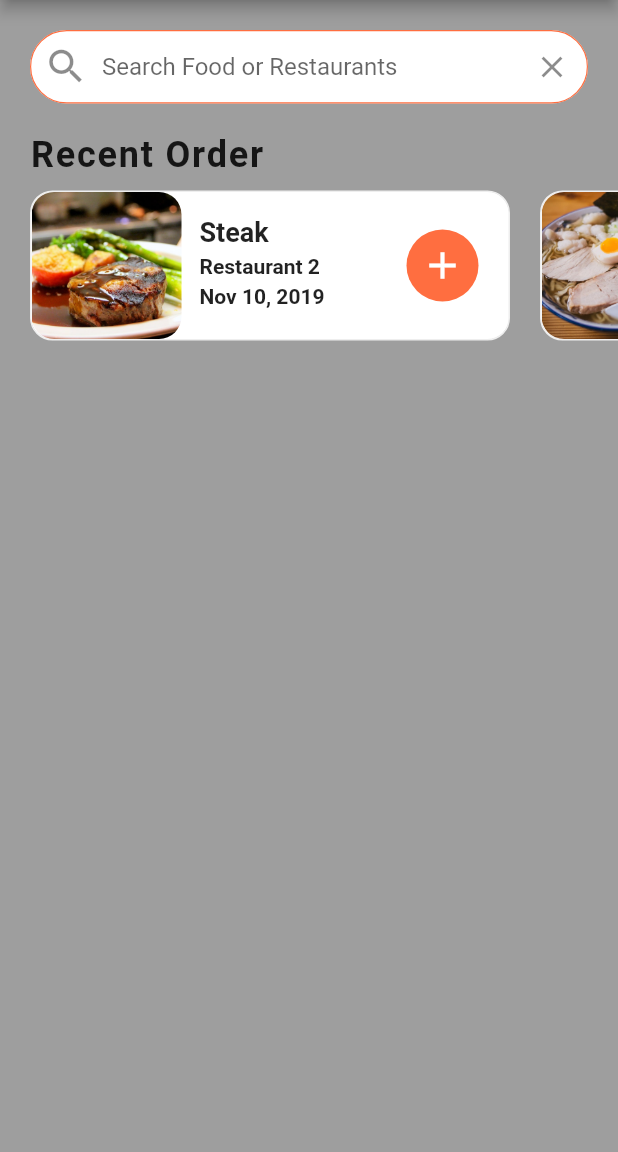
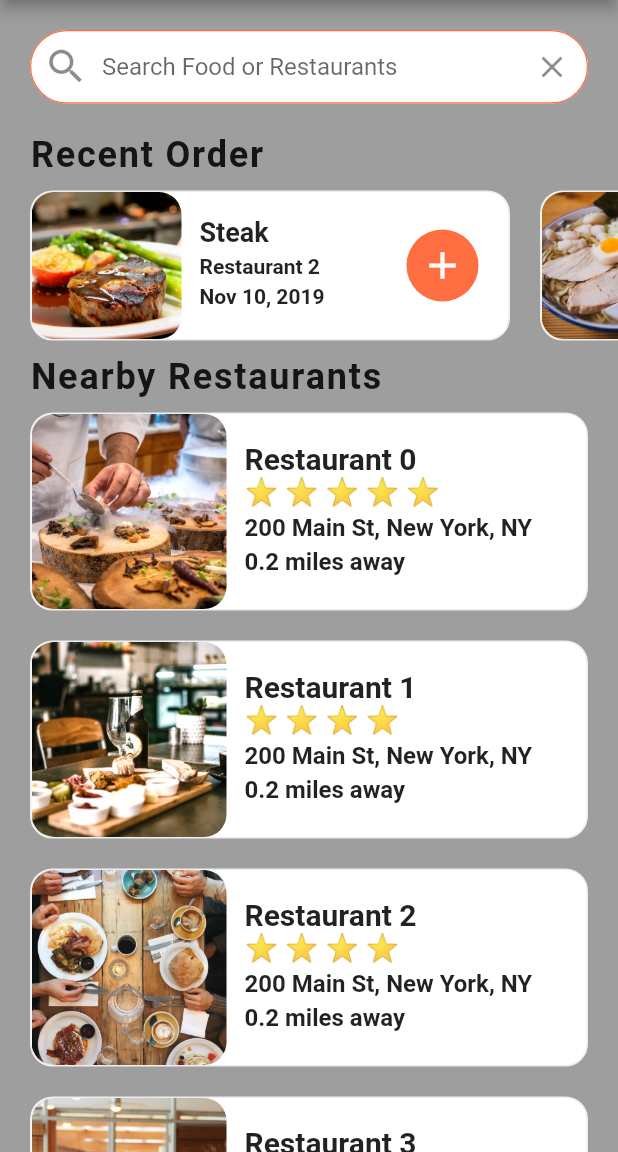
Before and after one commit to rhromets/ui_food_delivery, a Flutter app: the screen it shows after launch, on a phone screen of 412 x 824 dp, the part 84-1236 px from its top. Run offline on Flutter 3.47's test engine with Material 2 defaults, Android fonts, the phone set to English and light mode, and no system bars.

Commit message:
Add Nearby Restaurants section

```diff
--- a/lib/models/restaurant.dart
+++ b/lib/models/restaurant.dart
@@ -4,14 +4,14 @@ class Restaurant {
   final String? imageUrl;
   final String? name;
   final String? address;
-  final int? rating;
+  final int rating;
   final List<Food>? menu;
 
   Restaurant({
     this.imageUrl,
     this.name,
     this.address,
-    this.rating,
+    this.rating = 0,
     this.menu,
   });
 }
--- a/lib/screens/home_screen.dart
+++ b/lib/screens/home_screen.dart
@@ -1,6 +1,8 @@
 import 'package:flutter/material.dart';
-import 'package:food_ui/data/data.dart';
+import 'package:food_ui/data/data.dart' as data;
+import 'package:food_ui/models/restaurant.dart';
 import 'package:food_ui/widgets/recent_orders.dart';
+import 'package:food_ui/widgets/rating_stars.dart';
 
 class HomeScreen extends StatefulWidget {
   const HomeScreen({Key? key}) : super(key: key);
@@ -11,6 +13,76 @@ class HomeScreen extends StatefulWidget {
 
 class _HomeScreenState extends State<HomeScreen> {
   static const String _title = 'Food Delivery';
+
+  Widget buildRestaurants() {
+    List<Widget>? restaurantList = [];
+    for (Restaurant restaurant in data.restaurants) {
+      restaurantList.add(
+        Container(
+          margin: const EdgeInsets.symmetric(horizontal: 20.0, vertical: 10.0),
+          decoration: BoxDecoration(
+            color: Colors.white,
+            borderRadius: BorderRadius.circular(15.0),
+            border: Border.all(
+                width: 1.0, color: Theme.of(context).colorScheme.onSecondary),
+          ),
+          child: Row(
+            children: [
+              ClipRRect(
+                borderRadius: BorderRadius.circular(15.0),
+                child: Image(
+                  height: 130.0,
+                  width: 130.0,
+                  fit: BoxFit.cover,
+                  image: AssetImage(restaurant.imageUrl.toString()),
+                ),
+              ),
+              Container(
+                margin: const EdgeInsets.all(12.0),
+                child: Column(
+                  crossAxisAlignment: CrossAxisAlignment.start,
+                  mainAxisAlignment: MainAxisAlignment.center,
+                  children: [
+                    Text(
+                      restaurant.name.toString(),
+                      style: const TextStyle(
+                        fontSize: 20.0,
+                        fontWeight: FontWeight.bold,
+                      ),
+                      overflow: TextOverflow.ellipsis,
+                    ),
+                    RatingStars(restaurant.rating),
+                    const SizedBox(height: 4.0),
+                    Text(
+                      restaurant.address.toString(),
+                      style: const TextStyle(
+                        fontSize: 16.0,
+                        fontWeight: FontWeight.w600,
+                      ),
+                      overflow: TextOverflow.ellipsis,
+                    ),
+                    const SizedBox(height: 4.0),
+                    const Text(
+                      '0.2 miles away',
+                      style: TextStyle(
+                        fontSize: 16.0,
+                        fontWeight: FontWeight.w600,
+                      ),
+                      overflow: TextOverflow.ellipsis,
+                    ),
+                    const SizedBox(height: 4.0),
+                  ],
+                ),
+              ),
+            ],
+          ),
+        ),
+      );
+    }
+    return Column(
+      children: restaurantList,
+    );
+  }
 
   @override
   Widget build(BuildContext context) {
@@ -27,8 +99,10 @@ class _HomeScreenState extends State<HomeScreen> {
             child: TextButton(
               onPressed: () {},
               child: Text(
-                'Cart (${currentUser.cart!.length})',
-                style: TextStyle(color: Theme.of(context).colorScheme.onPrimary, fontSize: 18.0),
+                'Cart (${data.currentUser.cart!.length})',
+                style: TextStyle(
+                    color: Theme.of(context).colorScheme.onPrimary,
+                    fontSize: 18.0),
               ),
             ),
           ),
@@ -49,15 +123,38 @@ class _HomeScreenState extends State<HomeScreen> {
                   ),
                   enabledBorder: OutlineInputBorder(
                     borderRadius: const BorderRadius.all(Radius.circular(30.0)),
-                  borderSide: BorderSide(width: 0.8, color: Theme.of(context).colorScheme.primary),
+                    borderSide: BorderSide(
+                      width: 0.8,
+                      color: Theme.of(context).colorScheme.primary,
+                    ),
                   ),
                   hintText: 'Search Food or Restaurants',
-                prefixIcon: const Icon(Icons.search, size: 30.0,),
-                suffixIcon: IconButton(onPressed: () {}, icon: const Icon(Icons.clear))
+                  prefixIcon: const Icon(
+                    Icons.search,
+                    size: 30.0,
+                  ),
+                  suffixIcon: IconButton(
+                      onPressed: () {}, icon: const Icon(Icons.clear))),
+            ),
+          ),
+          const RecentOrders(),
+          Column(
+            crossAxisAlignment: CrossAxisAlignment.start,
+            children: [
+              const Padding(
+                padding: EdgeInsets.symmetric(horizontal: 20.0),
+                child: Text(
+                  'Nearby Restaurants',
+                  style: TextStyle(
+                    fontSize: 24.0,
+                    fontWeight: FontWeight.w600,
+                    letterSpacing: 1.2,
                   ),
                 ),
               ),
-          RecentOrders(),
+              buildRestaurants(),
+            ],
+          ),
         ],
       ),
     );
--- /dev/null
+++ b/lib/widgets/rating_stars.dart
@@ -0,0 +1,18 @@
+import 'package:flutter/cupertino.dart';
+
+class RatingStars extends StatelessWidget {
+  final int rating;
+  const RatingStars(this.rating, {Key? key}) : super(key: key);
+
+  @override
+  Widget build(BuildContext context) {
+    String stars = '';
+    for (int i = 0; i < rating; i++) {
+      stars += '⭐ ';
+    }
+    return Text(
+      stars,
+      style: const TextStyle(fontSize: 18.0),
+    );
+  }
+}
```
Lines whose indentation alone changed are shown as unchanged.
